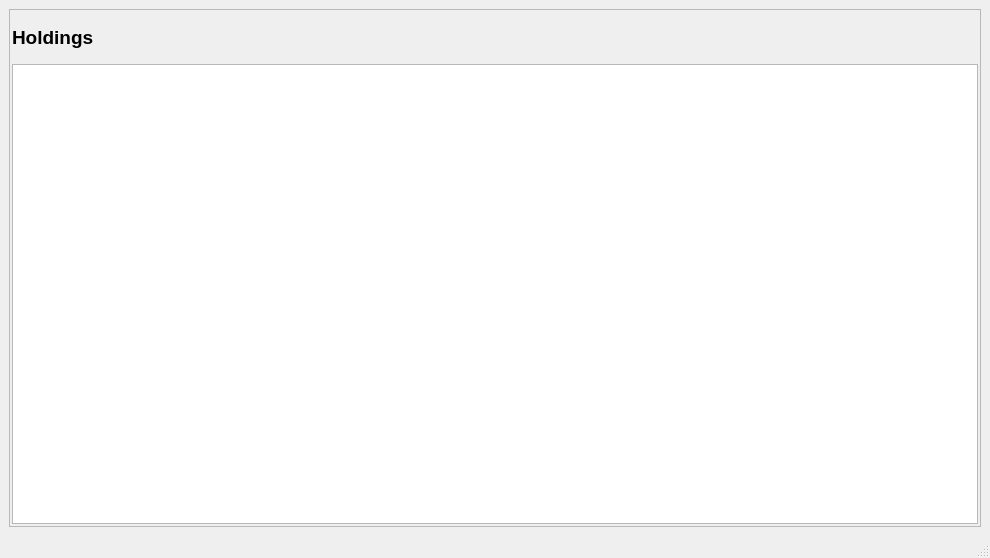
Qt form UIFiles/holdings.ui (ShubhamMandavkar/TYLiveProjectt-StockAutomationSystem) before a commit.
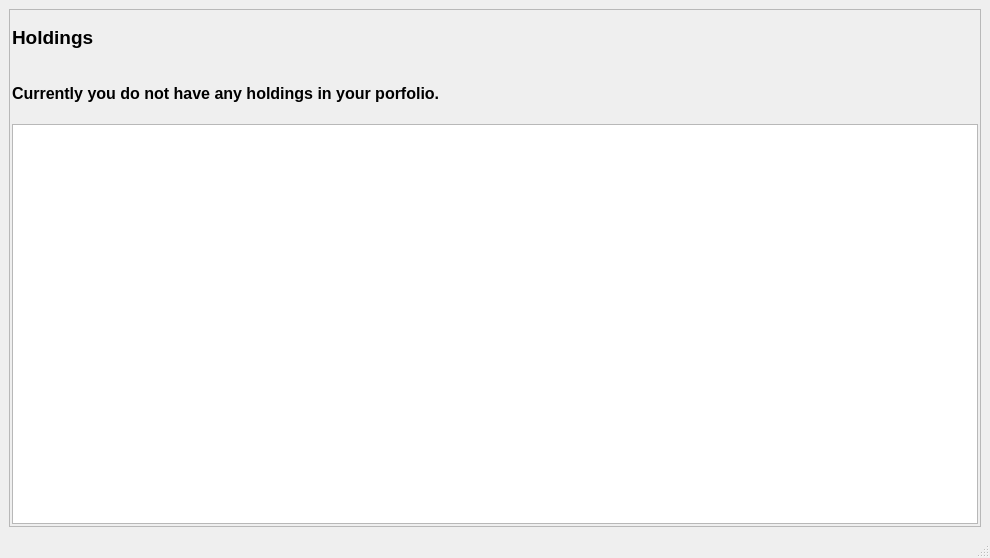
The same form after that commit.

Commit message: integrated userDetails in database with holdings

The edit to the form file:
```diff
--- a/UIFiles/holdings.ui
+++ b/UIFiles/holdings.ui
@@ -23,10 +23,7 @@
       <property name="frameShadow">
        <enum>QFrame::Raised</enum>
       </property>
-      <layout class="QVBoxLayout" name="verticalLayout_2">
-       <property name="spacing">
-        <number>2</number>
-       </property>
+      <layout class="QFormLayout" name="formLayout">
        <property name="leftMargin">
         <number>2</number>
        </property>
@@ -39,8 +36,8 @@
        <property name="bottomMargin">
         <number>2</number>
        </property>
-       <item>
-        <widget class="QLabel" name="lblStkName">
+       <item row="0" column="0" colspan="2">
+        <widget class="QLabel" name="lblHeading">
          <property name="minimumSize">
           <size>
            <width>0</width>
@@ -57,14 +54,49 @@
           <font>
            <pointsize>14</pointsize>
            <bold>true</bold>
+           <kerning>false</kerning>
           </font>
          </property>
+         <property name="styleSheet">
+          <string notr="true">color: rgb(0, 0, 0);</string>
+         </property>
          <property name="text">
           <string>Holdings</string>
          </property>
         </widget>
        </item>
-       <item>
+       <item row="1" column="0" colspan="2">
+        <widget class="QLabel" name="lblNoHoldingsMsg">
+         <property name="minimumSize">
+          <size>
+           <width>0</width>
+           <height>50</height>
+          </size>
+         </property>
+         <property name="maximumSize">
+          <size>
+           <width>16777215</width>
+           <height>50</height>
+          </size>
+         </property>
+         <property name="font">
+          <font>
+           <pointsize>12</pointsize>
+           <bold>true</bold>
+          </font>
+         </property>
+         <property name="styleSheet">
+          <string notr="true">color: rgb(0, 0, 0);</string>
+         </property>
+         <property name="text">
+          <string>Currently you do not have any holdings in your porfolio.</string>
+         </property>
+         <property name="wordWrap">
+          <bool>true</bool>
+         </property>
+        </widget>
+       </item>
+       <item row="2" column="0" colspan="2">
         <widget class="QTableView" name="tvHoldings">
          <property name="editTriggers">
           <set>QAbstractItemView::AnyKeyPressed|QAbstractItemView::DoubleClicked</set>
```
The commit also changes 11 other files.
